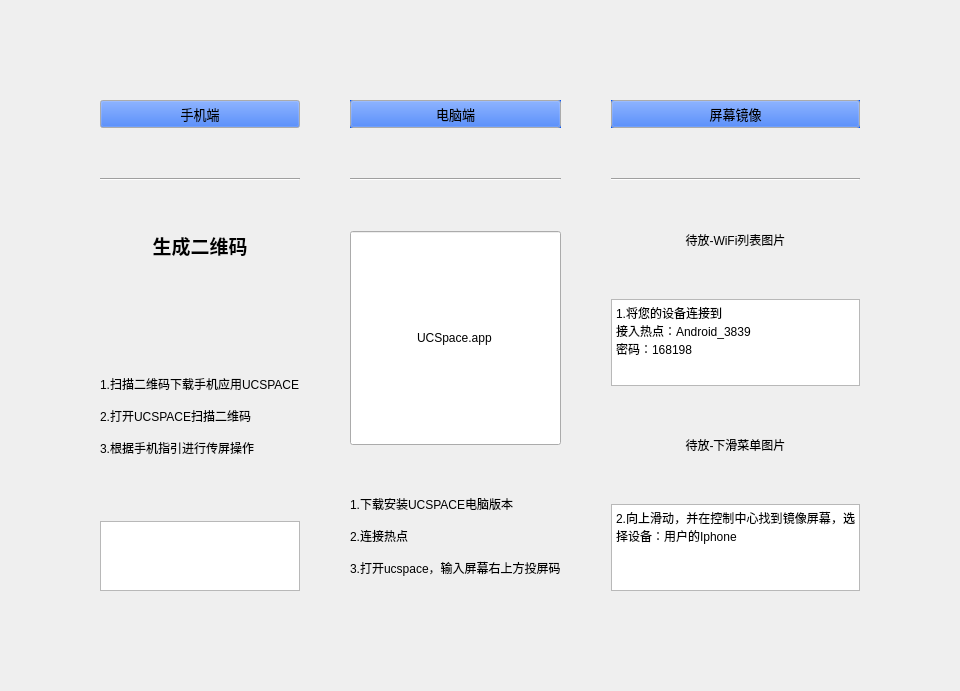
Old version of the form WinScreenShare/pluswindow.ui in the repository hulingyu476/Qt_Hera.
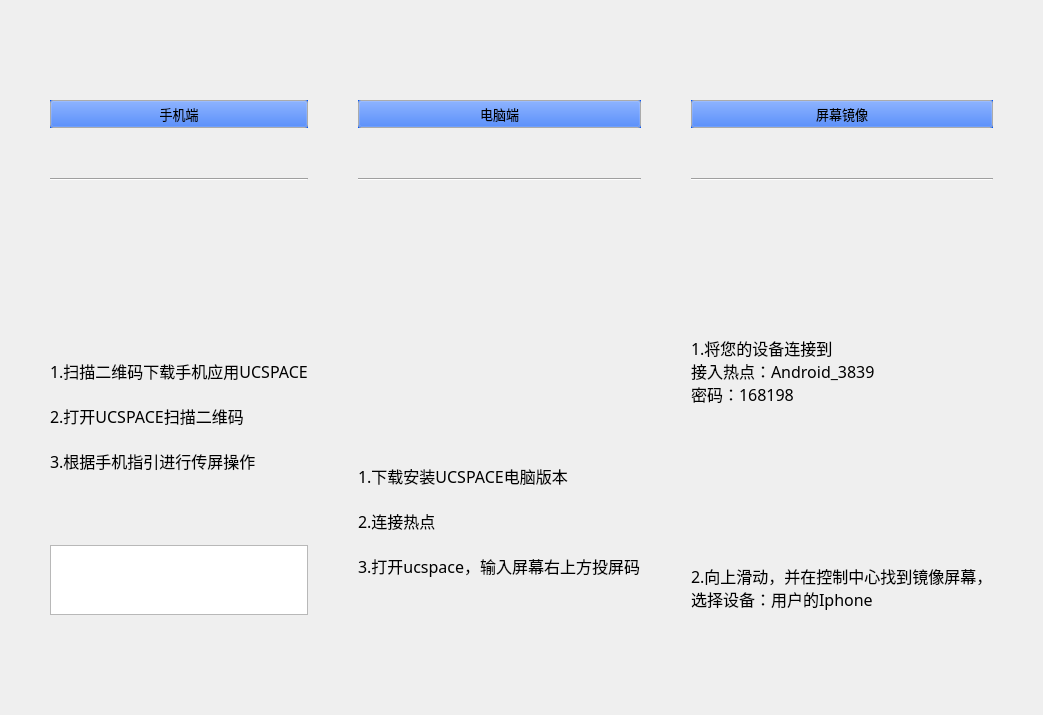
New version of the form. Icons and pictures are not drawn.

```diff
--- a/WinScreenShare/pluswindow.ui
+++ b/WinScreenShare/pluswindow.ui
@@ -34,32 +34,53 @@
   <property name="autoFillBackground">
    <bool>false</bool>
   </property>
-  <layout class="QGridLayout" name="gridLayout_0" rowstretch="1" columnstretch="1,0,0">
+  <layout class="QHBoxLayout" name="horizontalLayout" stretch="1,1,1">
+   <property name="spacing">
+    <number>50</number>
+   </property>
    <property name="leftMargin">
-    <number>100</number>
+    <number>50</number>
    </property>
    <property name="topMargin">
     <number>100</number>
    </property>
    <property name="rightMargin">
-    <number>100</number>
+    <number>50</number>
    </property>
    <property name="bottomMargin">
     <number>100</number>
    </property>
-   <property name="spacing">
-    <number>50</number>
-   </property>
-   <item row="0" column="0">
+   <item>
     <layout class="QGridLayout" name="gridLayout_1">
-     <property name="leftMargin">
-      <number>0</number>
-     </property>
-     <property name="rightMargin">
-      <number>0</number>
-     </property>
-     <item row="4" column="0">
-      <widget class="QTextEdit" name="textEdit"/>
+     <item row="2" column="0">
+      <layout class="QGridLayout" name="gridLayout_qr">
+       <item row="0" column="0">
+        <widget class="QLabel" name="labelQR">
+         <property name="text">
+          <string/>
+         </property>
+         <property name="pixmap">
+          <pixmap resource="res.qrc">:/new/prefix1/res/defaultqr.png</pixmap>
+         </property>
+         <property name="alignment">
+          <set>Qt::AlignCenter</set>
+         </property>
+        </widget>
+       </item>
+       <item row="1" column="0">
+        <widget class="QLabel" name="labelQRSpread">
+         <property name="text">
+          <string/>
+         </property>
+         <property name="pixmap">
+          <pixmap resource="res.qrc">:/new/prefix1/res/q-rcode-deault.svg</pixmap>
+         </property>
+         <property name="alignment">
+          <set>Qt::AlignRight|Qt::AlignTrailing|Qt::AlignVCenter</set>
+         </property>
+        </widget>
+       </item>
+      </layout>
      </item>
      <item row="0" column="0">
       <widget class="QPushButton" name="pushButtonPhone">
@@ -112,13 +133,35 @@
          <pointsize>10</pointsize>
         </font>
        </property>
+       <property name="autoFillBackground">
+        <bool>true</bool>
+       </property>
        <property name="text">
         <string>手机端</string>
        </property>
       </widget>
      </item>
+     <item row="1" column="0">
+      <widget class="Line" name="line">
+       <property name="sizePolicy">
+        <sizepolicy hsizetype="Expanding" vsizetype="Fixed">
+         <horstretch>0</horstretch>
+         <verstretch>0</verstretch>
+        </sizepolicy>
+       </property>
+       <property name="orientation">
+        <enum>Qt::Horizontal</enum>
+       </property>
+      </widget>
+     </item>
      <item row="3" column="0">
       <widget class="QLabel" name="labelphonetips">
+       <property name="font">
+        <font>
+         <family>微软雅黑</family>
+         <pointsize>12</pointsize>
+        </font>
+       </property>
        <property name="text">
         <string>1.扫描二维码下载手机应用UCSPACE
 
@@ -127,91 +170,20 @@
 3.根据手机指引进行传屏操作
 </string>
        </property>
-      </widget>
-     </item>
-     <item row="1" column="0">
-      <widget class="Line" name="line">
-       <property name="sizePolicy">
-        <sizepolicy hsizetype="Expanding" vsizetype="Fixed">
-         <horstretch>0</horstretch>
-         <verstretch>0</verstretch>
-        </sizepolicy>
-       </property>
-       <property name="orientation">
-        <enum>Qt::Horizontal</enum>
-       </property>
-      </widget>
-     </item>
-     <item row="2" column="0">
-      <widget class="QLabel" name="labelQRcode">
-       <property name="sizePolicy">
-        <sizepolicy hsizetype="Preferred" vsizetype="Preferred">
-         <horstretch>0</horstretch>
-         <verstretch>0</verstretch>
-        </sizepolicy>
-       </property>
-       <property name="palette">
-        <palette>
-         <active>
-          <colorrole role="Button">
-           <brush brushstyle="SolidPattern">
-            <color alpha="255">
-             <red>255</red>
-             <green>170</green>
-             <blue>127</blue>
-            </color>
-           </brush>
-          </colorrole>
-         </active>
-         <inactive>
-          <colorrole role="Button">
-           <brush brushstyle="SolidPattern">
-            <color alpha="255">
-             <red>255</red>
-             <green>170</green>
-             <blue>127</blue>
-            </color>
-           </brush>
-          </colorrole>
-         </inactive>
-         <disabled>
-          <colorrole role="Button">
-           <brush brushstyle="SolidPattern">
-            <color alpha="255">
-             <red>255</red>
-             <green>170</green>
-             <blue>127</blue>
-            </color>
-           </brush>
-          </colorrole>
-         </disabled>
-        </palette>
-       </property>
-       <property name="font">
-        <font>
-         <family>微软雅黑</family>
-         <pointsize>14</pointsize>
-         <weight>75</weight>
-         <bold>true</bold>
-        </font>
-       </property>
-       <property name="layoutDirection">
-        <enum>Qt::LeftToRight</enum>
-       </property>
-       <property name="autoFillBackground">
-        <bool>true</bool>
-       </property>
-       <property name="text">
-        <string>&lt;html&gt;&lt;head/&gt;&lt;body&gt;&lt;p&gt;生成二维码&lt;/p&gt;&lt;p&gt;&lt;br/&gt;&lt;/p&gt;&lt;/body&gt;&lt;/html&gt;</string>
-       </property>
        <property name="alignment">
-        <set>Qt::AlignCenter</set>
+        <set>Qt::AlignLeading|Qt::AlignLeft|Qt::AlignVCenter</set>
+       </property>
+       <property name="margin">
+        <number>10</number>
        </property>
       </widget>
      </item>
+     <item row="4" column="0">
+      <widget class="QTextEdit" name="textEditStatus"/>
+     </item>
     </layout>
    </item>
-   <item row="0" column="1">
+   <item>
     <layout class="QGridLayout" name="gridLayout_2">
      <property name="leftMargin">
       <number>0</number>
@@ -281,29 +253,6 @@
        </property>
       </widget>
      </item>
-     <item row="2" column="1">
-      <widget class="QLineEdit" name="PCSearchLineEdit">
-       <property name="sizePolicy">
-        <sizepolicy hsizetype="Preferred" vsizetype="Expanding">
-         <horstretch>0</horstretch>
-         <verstretch>0</verstretch>
-        </sizepolicy>
-       </property>
-       <property name="text">
-        <string>UCSpace.app</string>
-       </property>
-       <property name="alignment">
-        <set>Qt::AlignCenter</set>
-       </property>
-      </widget>
-     </item>
-     <item row="1" column="1">
-      <widget class="Line" name="line_2">
-       <property name="orientation">
-        <enum>Qt::Horizontal</enum>
-       </property>
-      </widget>
-     </item>
      <item row="3" column="1">
       <widget class="QLabel" name="labelpctips">
        <property name="sizePolicy">
@@ -312,6 +261,12 @@
          <verstretch>0</verstretch>
         </sizepolicy>
        </property>
+       <property name="font">
+        <font>
+         <family>微软雅黑</family>
+         <pointsize>12</pointsize>
+        </font>
+       </property>
        <property name="text">
         <string>1.下载安装UCSPACE电脑版本
 
@@ -320,11 +275,34 @@
 3.打开ucspace，输入屏幕右上方投屏码
 </string>
        </property>
+       <property name="margin">
+        <number>10</number>
+       </property>
+      </widget>
+     </item>
+     <item row="2" column="1">
+      <widget class="QLabel" name="lableucspace">
+       <property name="text">
+        <string/>
+       </property>
+       <property name="pixmap">
+        <pixmap resource="res.qrc">:/new/prefix1/res/ucspace.png</pixmap>
+       </property>
+       <property name="alignment">
+        <set>Qt::AlignCenter</set>
+       </property>
+      </widget>
+     </item>
+     <item row="1" column="1">
+      <widget class="Line" name="line_2">
+       <property name="orientation">
+        <enum>Qt::Horizontal</enum>
+       </property>
       </widget>
      </item>
     </layout>
    </item>
-   <item row="0" column="2">
+   <item>
     <layout class="QGridLayout" name="gridLayout_3">
      <property name="leftMargin">
       <number>0</number>
@@ -332,10 +310,20 @@
      <property name="rightMargin">
       <number>0</number>
      </property>
-     <item row="2" column="0">
-      <widget class="QLabel" name="labelWiFiListPic">
+     <item row="1" column="0">
+      <widget class="Line" name="line_3">
+       <property name="orientation">
+        <enum>Qt::Horizontal</enum>
+       </property>
+      </widget>
+     </item>
+     <item row="4" column="0">
+      <widget class="QLabel" name="labelSwipPic">
        <property name="text">
-        <string>待放-WiFi列表图片</string>
+        <string/>
+       </property>
+       <property name="pixmap">
+        <pixmap resource="res.qrc">:/new/prefix1/res/screen-mirror.svg</pixmap>
        </property>
        <property name="alignment">
         <set>Qt::AlignCenter</set>
@@ -404,47 +392,54 @@
        </property>
       </widget>
      </item>
-     <item row="1" column="0">
-      <widget class="Line" name="line_3">
-       <property name="orientation">
-        <enum>Qt::Horizontal</enum>
-       </property>
-      </widget>
-     </item>
      <item row="5" column="0">
-      <widget class="QTextEdit" name="textEditControl">
-       <property name="html">
-        <string>&lt;!DOCTYPE HTML PUBLIC &quot;-//W3C//DTD HTML 4.0//EN&quot; &quot;http://www.w3.org/TR/REC-html40/strict.dtd&quot;&gt;
-&lt;html&gt;&lt;head&gt;&lt;meta name=&quot;qrichtext&quot; content=&quot;1&quot; /&gt;&lt;style type=&quot;text/css&quot;&gt;
-p, li { white-space: pre-wrap; }
-&lt;/style&gt;&lt;/head&gt;&lt;body style=&quot; font-family:'SimSun'; font-size:10.8pt; font-weight:400; font-style:normal;&quot;&gt;
-&lt;p align=&quot;justify&quot; style=&quot; margin-top:0px; margin-bottom:0px; margin-left:0px; margin-right:0px; -qt-block-indent:0; text-indent:0px;&quot;&gt;&lt;span style=&quot; font-size:9pt;&quot;&gt;2.向上滑动，并在控制中心找到镜像屏幕，选择设备：用户的Iphone&lt;/span&gt;&lt;/p&gt;&lt;/body&gt;&lt;/html&gt;</string>
+      <widget class="QLabel" name="labelControl">
+       <property name="font">
+        <font>
+         <family>微软雅黑</family>
+         <pointsize>12</pointsize>
+        </font>
        </property>
+       <property name="text">
+        <string>2.向上滑动，并在控制中心找到镜像屏幕，
+选择设备：用户的Iphone</string>
+       </property>
+       <property name="margin">
+        <number>10</number>
+       </property>
       </widget>
      </item>
-     <item row="4" column="0">
-      <widget class="QLabel" name="labelSwipPic">
+     <item row="3" column="0">
+      <widget class="QLabel" name="labelWiFi">
+       <property name="font">
+        <font>
+         <family>微软雅黑</family>
+         <pointsize>12</pointsize>
+        </font>
+       </property>
        <property name="text">
-        <string>待放-下滑菜单图片</string>
+        <string>1.将您的设备连接到
+接入热点：Android_3839
+密码：168198</string>
+       </property>
+       <property name="margin">
+        <number>10</number>
+       </property>
+      </widget>
+     </item>
+     <item row="2" column="0">
+      <widget class="QLabel" name="labelWiFiListPic">
+       <property name="text">
+        <string/>
+       </property>
+       <property name="pixmap">
+        <pixmap resource="res.qrc">:/new/prefix1/res/connect-androidap.svg</pixmap>
        </property>
        <property name="alignment">
         <set>Qt::AlignCenter</set>
        </property>
       </widget>
      </item>
-     <item row="3" column="0">
-      <widget class="QTextEdit" name="textEditWiFi">
-       <property name="html">
-        <string>&lt;!DOCTYPE HTML PUBLIC &quot;-//W3C//DTD HTML 4.0//EN&quot; &quot;http://www.w3.org/TR/REC-html40/strict.dtd&quot;&gt;
-&lt;html&gt;&lt;head&gt;&lt;meta name=&quot;qrichtext&quot; content=&quot;1&quot; /&gt;&lt;style type=&quot;text/css&quot;&gt;
-p, li { white-space: pre-wrap; }
-&lt;/style&gt;&lt;/head&gt;&lt;body style=&quot; font-family:'SimSun'; font-size:10.8pt; font-weight:400; font-style:normal;&quot;&gt;
-&lt;p style=&quot; margin-top:0px; margin-bottom:0px; margin-left:0px; margin-right:0px; -qt-block-indent:0; text-indent:0px;&quot;&gt;&lt;span style=&quot; font-size:9pt;&quot;&gt;1.将您的设备连接到&lt;/span&gt;&lt;/p&gt;
-&lt;p style=&quot; margin-top:0px; margin-bottom:0px; margin-left:0px; margin-right:0px; -qt-block-indent:0; text-indent:0px;&quot;&gt;&lt;span style=&quot; font-size:9pt;&quot;&gt;接入热点：Android_3839&lt;/span&gt;&lt;/p&gt;
-&lt;p style=&quot; margin-top:0px; margin-bottom:0px; margin-left:0px; margin-right:0px; -qt-block-indent:0; text-indent:0px;&quot;&gt;&lt;span style=&quot; font-size:9pt;&quot;&gt;密码：168198&lt;/span&gt;&lt;/p&gt;&lt;/body&gt;&lt;/html&gt;</string>
-       </property>
-      </widget>
-     </item>
     </layout>
    </item>
   </layout>
```
Left out of the diff: 4 changed lines with no effect on the pictures.
